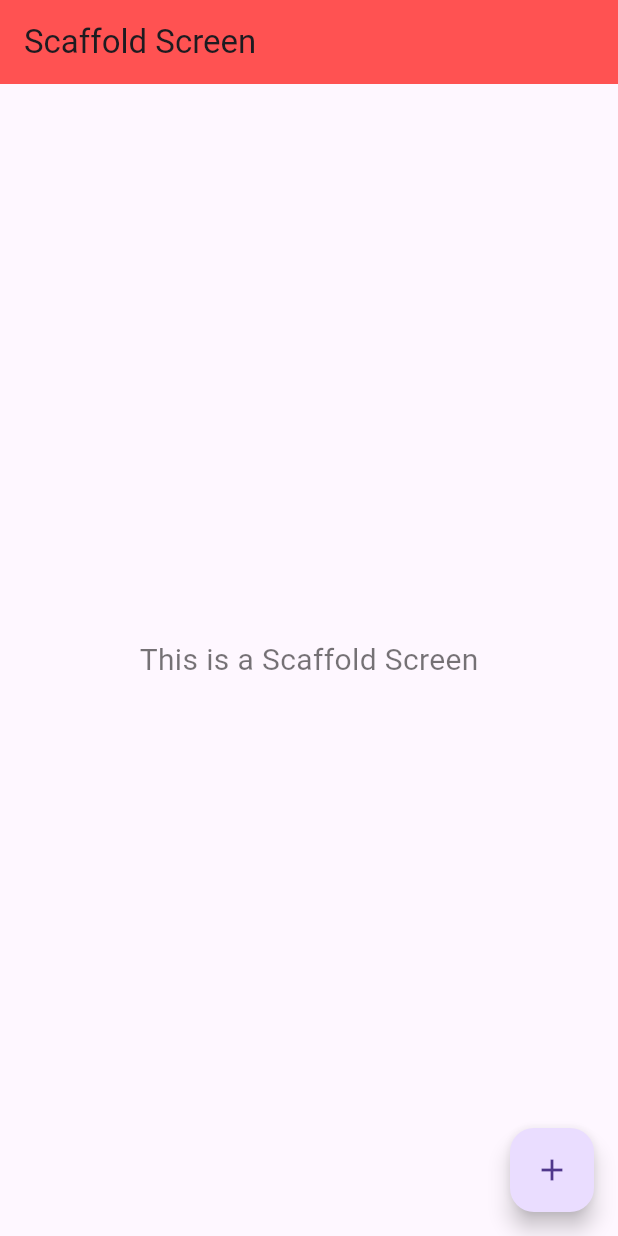
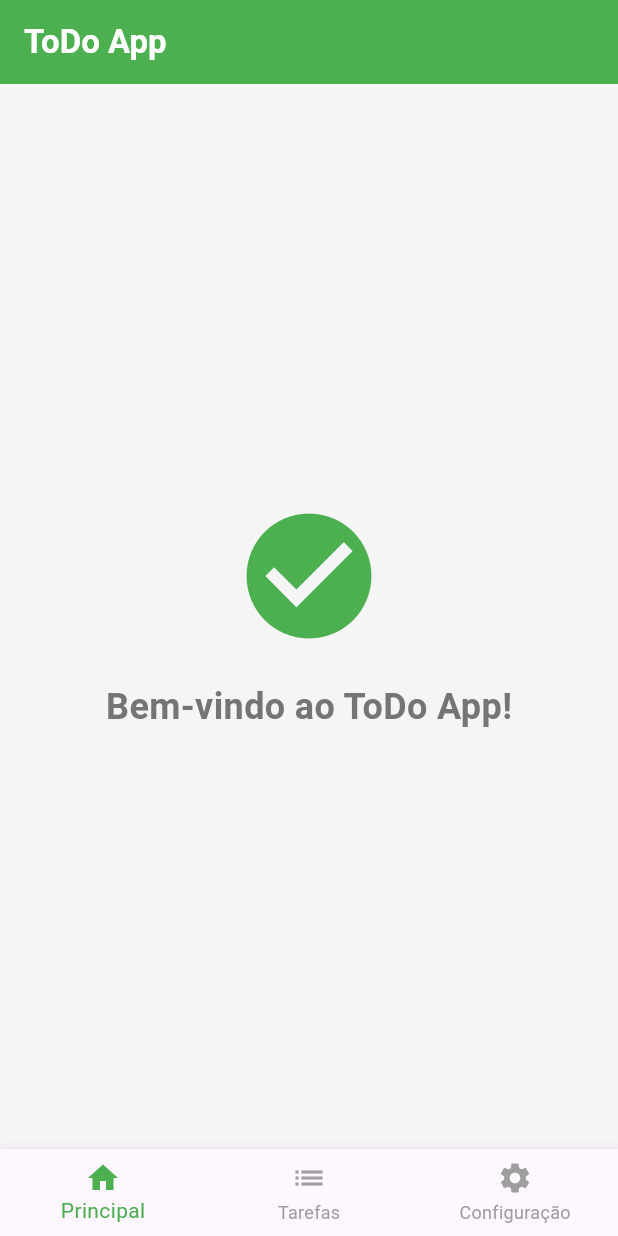
Before and after one commit to EvertonEspedito/Flutter_Learning, a Flutter app: the screen it shows after launch, on a phone screen of 412 x 824 dp. Run offline on Flutter 3.47's test engine with Material 3 defaults, Android fonts, the phone set to English and light mode, and no system bars.

Commit message:
Home e Tasks
adição das pages e funções de home e tasks e suas rotas e funções.

```diff
--- a/flutter_intro/lib/main.dart
+++ b/flutter_intro/lib/main.dart
@@ -1,27 +1,78 @@
 import 'package:flutter/material.dart';
-import 'package:flutter_intro/helloword/hello_word_screen.dart';
-import 'package:flutter_intro/scaffoldscreen/scaffold_screen.dart';
+import 'pages/home/home.dart';
+import 'pages/tasks/tasks.dart';
 
 void main () {
-  runApp(FlutterIntroApp());
+  runApp(const InicialRoute());
 }
 
-class FlutterIntroApp extends StatelessWidget{
-  const FlutterIntroApp({super.key});
+class InicialRoute extends StatelessWidget {
+  const InicialRoute({super.key});
 
   @override
   Widget build(BuildContext context) {
     return MaterialApp(
+      title: "To Do App",
+      theme: ThemeData(
+        primaryColor: const Color(0xFF4CAF50),
+        scaffoldBackgroundColor: const Color(0xFFF5F5F5),
+        appBarTheme: const AppBarTheme(
+          backgroundColor: Color(0xFF4CAF50),
+          foregroundColor: Colors.white,
+        ),
+        floatingActionButtonTheme: const FloatingActionButtonThemeData(
+          backgroundColor: Color(0xFF2196F3),
+        ),
+        textTheme: const TextTheme(
+          bodyLarge: TextStyle(color: Color(0xFF212121)),
+          bodyMedium: TextStyle(color: Color(0xFF757575)),
+        ),
+      ),
       debugShowCheckedModeBanner: false,
-
-      title: "Flutter Introdução",
-      theme: ThemeData(
-        primarySwatch: Colors.amber,
-        textTheme: const TextTheme(
-          bodyMedium: TextStyle(fontSize: 20, color: Colors.black54)
-        )
-      ),
-      home: ScaffoldScreen(),
+      home: const HomeScreen(),
     );
   }
 }
+
+class HomeScreen extends StatefulWidget {
+  const HomeScreen({super.key});
+
+  @override
+  State<HomeScreen> createState() => _HomeScreenState();
+}
+
+class _HomeScreenState extends State<HomeScreen> {
+  int _selectedIndex = 0;
+
+  // Adicione suas telas aqui
+  static final List<Widget> _pages = <Widget>[
+    HomeApp(key: Key('HomeApp')), // Tela Principal
+    TasksPage(key: Key('TasksPage')), // Tela de Tarefas
+    Center(child: Text('Tela de Configuração', style: TextStyle(fontSize: 24))),
+  ];
+
+  @override
+  Widget build(BuildContext context) {
+    return Scaffold(
+      appBar: AppBar(
+        title: const Text("ToDo App", style: TextStyle(color: Colors.white, fontWeight: FontWeight.bold)),
+      ),
+      body: _pages[_selectedIndex], // Troca a tela conforme o índice
+      bottomNavigationBar: BottomNavigationBar(
+        items: const [
+          BottomNavigationBarItem(icon: Icon(Icons.home), label: "Principal"),
+          BottomNavigationBarItem(icon: Icon(Icons.list), label: "Tarefas"), // Alterado de "Tasks" para "Tarefas"
+          BottomNavigationBarItem(icon: Icon(Icons.settings), label: "Configuração"),// Alterado de "Settings" para "Configuração"
+        ],
+        currentIndex: _selectedIndex,
+        selectedItemColor: const Color(0xFF4CAF50),
+        unselectedItemColor: Colors.grey,
+        onTap: (int index) {
+          setState(() {
+            _selectedIndex = index;
+          });
+        },
+      ),
+    );
+  }
+}
--- /dev/null
+++ b/flutter_intro/lib/pages/home/home.dart
@@ -0,0 +1,29 @@
+import 'package:flutter/material.dart';
+
+class HomeApp extends StatefulWidget {
+  const HomeApp({Key? key}) : super(key: key);
+
+  @override
+  State<HomeApp> createState() => _HomeAppState();
+}
+
+class _HomeAppState extends State<HomeApp> {
+  @override
+  Widget build(BuildContext context) {
+    return Scaffold(
+      body: Center(
+        child: Column(
+          mainAxisAlignment: MainAxisAlignment.center,
+          children: [
+            Icon(Icons.check_circle, size: 100, color: Colors.green),
+            SizedBox(height: 20),
+            Text(
+              "Bem-vindo ao ToDo App!",
+              style: TextStyle(fontSize: 24, fontWeight: FontWeight.bold),
+            ),
+          ],
+        ),
+      ),
+    );
+  }
+}
--- a/flutter_intro/lib/scaffoldscreen/scaffold_screen.dart
+++ /dev/null
@@ -1,24 +0,0 @@
-import 'package:flutter/material.dart';
-
-class ScaffoldScreen extends StatelessWidget {
-  const ScaffoldScreen({super.key});
-
-  @override
-  Widget build(BuildContext context) {
-    return Scaffold(
-      appBar: AppBar(
-        title: const Text("Scaffold Screen"),
-        backgroundColor: Colors.redAccent,
-      ),
-      body: Center(
-        child: Text(
-          "This is a Scaffold Screen",
-          style: Theme.of(context).textTheme.bodyMedium,
-        ),
-      ),
-      floatingActionButton:
-      FloatingActionButton(onPressed: () {},
-      child: const Icon(Icons.add))
-    );
-  }
-}
```
Also changed, not shown: flutter_intro/lib/helloword/hello_word_screen.dart (deleted, +0 -15 lines), flutter_intro/lib/pages/tasks/tasks.dart (added, +106 -0 lines), flutter_intro/lib/pages/settings/settings.dart (added), 2 other files.
